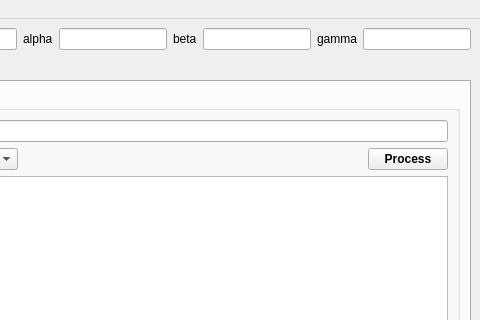
Before: the Qt Designer form scripts/HFIR_4Circle_Reduction/MainWindow.ui in mantidproject/mantid, drawn with Qt 5; both pictures show x 752 to 1232 and y 0 to 320 of the 1232 by 783 pixel window.
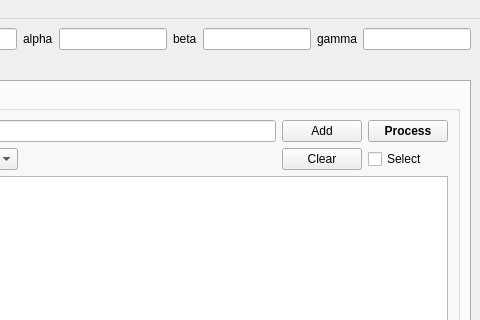
After: the same form once the commit is applied. The open tabs and pages were chosen to show the change. Custom widgets are drawn as their Qt base class.

Commit message: Refs #12122. Improved usability of GUI.

What changed in the file:
```diff
--- a/scripts/HFIR_4Circle_Reduction/MainWindow.ui
+++ b/scripts/HFIR_4Circle_Reduction/MainWindow.ui
@@ -1681,6 +1681,13 @@
                  <item row="0" column="1">
                   <widget class="QLineEdit" name="lineEdit_listScansSliceView"/>
                  </item>
+                 <item row="0" column="2">
+                  <widget class="QPushButton" name="pushButton_addScanSliceView">
+                   <property name="text">
+                    <string>Add</string>
+                   </property>
+                  </widget>
+                 </item>
                  <item row="1" column="1">
                   <layout class="QHBoxLayout" name="horizontalLayout">
                    <item>
@@ -1732,7 +1739,9 @@
                      </property>
                     </spacer>
                    </item>
-                   <item>
+                  </layout>
+                 </item>
+                 <item row="0" column="3">
                     <widget class="QPushButton" name="pushButton_process4SliceView">
                      <property name="font">
                       <font>
@@ -1745,7 +1754,19 @@
                      </property>
                     </widget>
                    </item>
-                  </layout>
+                 <item row="1" column="2">
+                  <widget class="QPushButton" name="pushButton_clearScanSliceView">
+                   <property name="text">
+                    <string>Clear</string>
+                   </property>
+                  </widget>
+                 </item>
+                 <item row="1" column="3">
+                  <widget class="QCheckBox" name="checkBox_selectScanSliceView">
+                   <property name="text">
+                    <string>Select</string>
+                   </property>
+                  </widget>
                  </item>
                 </layout>
                </item>
```
Left out of the diff: 16 changed lines with no effect on the pictures. Lines whose indentation alone changed are shown as unchanged. The commit also changes 3 other files.
